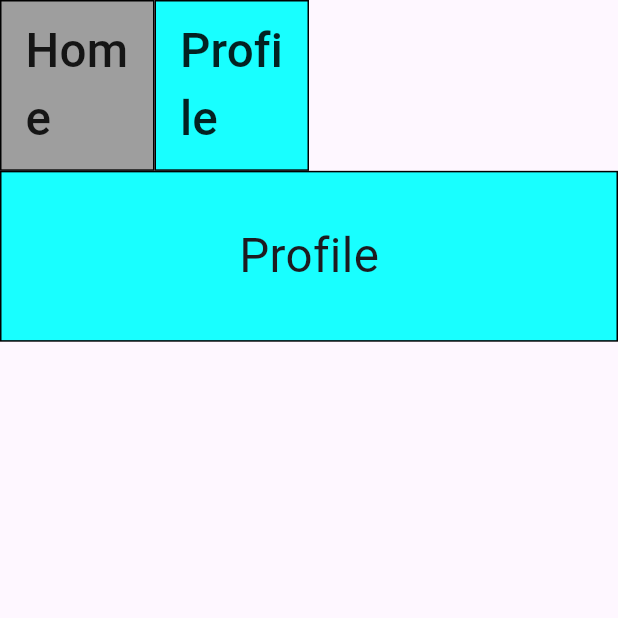
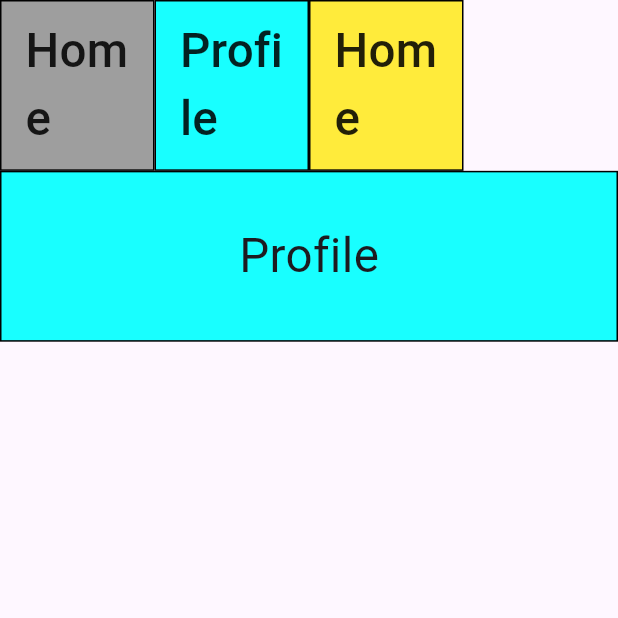
Before and after one commit to Chronoss0518/flutter_profile_web, a Flutter app: the screen it shows after launch, after a tap on "Profile", on a phone screen of 412 x 824 dp, the top half of it. Run offline on Flutter 3.47's test engine with Material 3 defaults, Android fonts, the light colour scheme and no system bars.

Commit message:
MenuとMainにGame画面を追加

```diff
--- a/lib/component/menu.dart
+++ b/lib/component/menu.dart
@@ -1,4 +1,5 @@
 import 'package:flutter/material.dart';
+import 'package:flutter_profile_homepage/display/game.dart';
 import 'package:flutter_profile_homepage/display/home.dart';
 import 'package:flutter_profile_homepage/display/profile.dart';
 
@@ -21,6 +22,7 @@ class HeaderMenu extends StatelessWidget
     return Row(children: [
       _buildButtonPanels(context,widthSize,HOME_KEY,HOME_TITLE,HOME_THAME_COLOR),
       _buildButtonPanels(context,widthSize,PROFILE_KEY,PROFILE_TITLE,PROFILE_THAME_COLOR),
+      _buildButtonPanels(context,widthSize,GAME_KEY,GAME_TITLE,GAME_THAME_COLOR),
     ],);
   }
 
@@ -51,7 +53,7 @@ class HeaderMenu extends StatelessWidget
 
     if(changePageName == HOME_KEY)find = true;
     if(changePageName == PROFILE_KEY)find = true;
-    //if(changePageName == GAME_KEY)find = true;
+    if(changePageName == GAME_KEY)find = true;
     //if(changePageName == LIBRARY_KEY)find = true;
 
     if(!find)return;
--- a/lib/main.dart
+++ b/lib/main.dart
@@ -1,5 +1,6 @@
 import 'package:flutter/material.dart';
 import 'package:flutter_profile_homepage/component/menu.dart';
+import 'package:flutter_profile_homepage/display/game.dart';
 import 'package:flutter_profile_homepage/display/profile.dart';
 
 import 'display/home.dart';
@@ -18,6 +19,7 @@ class MyApp extends StatelessWidget {
       routes:<String, WidgetBuilder>{
         HOME_KEY :(BuildContext context) {return const Home();},
         PROFILE_KEY :(BuildContext context) {return const Profile();},
+        GAME_KEY :(BuildContext context) {return const Game();},
       },
       initialRoute: HOME_KEY,
     );
```
